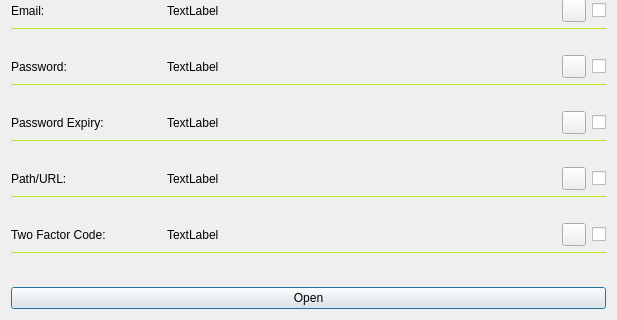
daniel-deru/WorkMate-3.0, file designs/xml/app_vault_view_window.ui: the form before one commit; both pictures show x 0 to 617 and y 158 to 478 of the 617 by 478 pixel window.
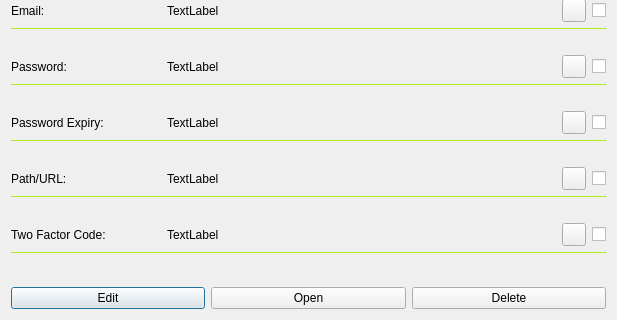
The form after the commit.

Commit message: added new buttons to vault view windows. added edit and delete function to general vault view windows

```diff
--- a/designs/xml/app_vault_view_window.ui
+++ b/designs/xml/app_vault_view_window.ui
@@ -571,10 +571,20 @@
    </item>
    <item>
     <layout class="QHBoxLayout" name="horizontalLayout_6">
+     <item>
+      <widget class="QPushButton" name="btn_edit">
+       <property name="cursor">
+        <cursorShape>PointingHandCursor</cursorShape>
+       </property>
+       <property name="text">
+        <string>Edit</string>
+       </property>
+      </widget>
+     </item>
      <item>
       <widget class="QPushButton" name="btn_open">
        <property name="sizePolicy">
-        <sizepolicy hsizetype="MinimumExpanding" vsizetype="Fixed">
+        <sizepolicy hsizetype="Preferred" vsizetype="Fixed">
          <horstretch>0</horstretch>
          <verstretch>0</verstretch>
         </sizepolicy>
@@ -587,6 +597,16 @@
        </property>
       </widget>
      </item>
+     <item>
+      <widget class="QPushButton" name="btn_delete">
+       <property name="cursor">
+        <cursorShape>PointingHandCursor</cursorShape>
+       </property>
+       <property name="text">
+        <string>Delete</string>
+       </property>
+      </widget>
+     </item>
     </layout>
    </item>
   </layout>
```
The commit also changes 9 other files.
